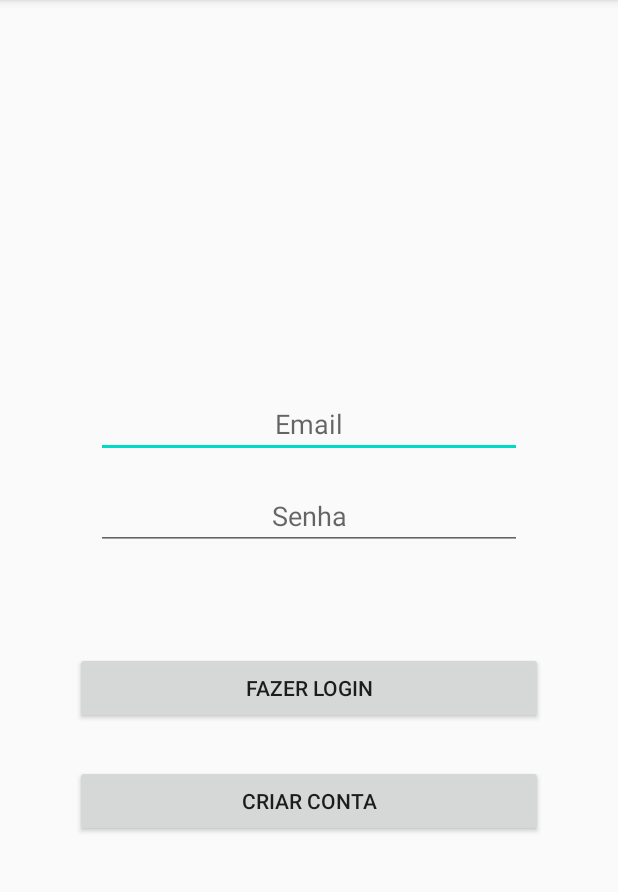
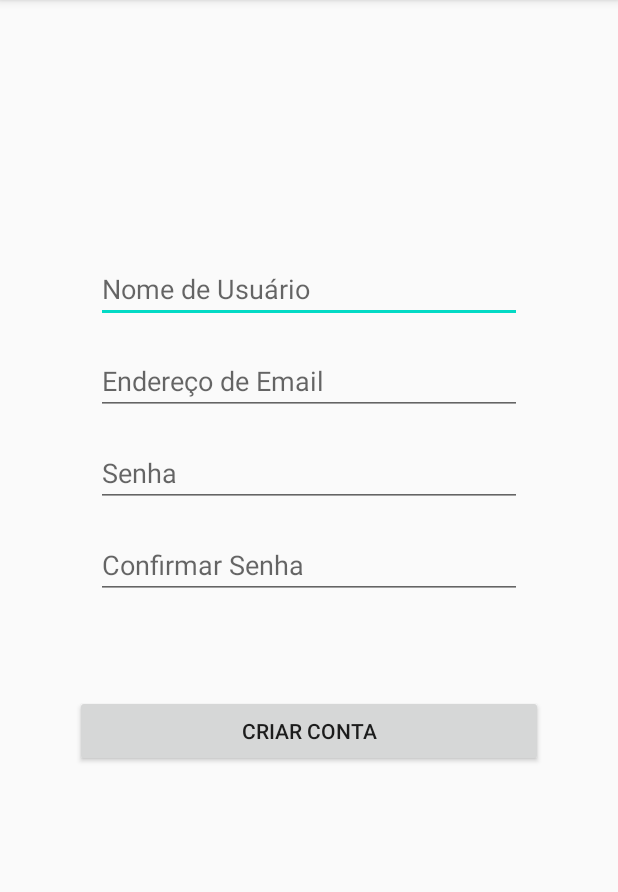
Before and after one commit to eaemenkkstudios/cancanvas-mobile, an Android app: the screen it shows after launch (LoginActivity before the commit, SignUpActivity after it), after a tap on "CRIAR CONTA", on a phone screen of 412 x 824 dp, the part 84-976 px from its top. Run offline under Robolectric (Android 15) with nearby library versions, the phone set to English and light mode, and no system bars.

Commit message:
Adiciona criação de contas e login

```diff
--- a/app/src/main/AndroidManifest.xml
+++ b/app/src/main/AndroidManifest.xml
@@ -20,6 +20,7 @@
             </intent-filter>
         </activity>
         <activity android:name=".MainActivity" />
+        <activity android:name=".SignUpActivity" />
     </application>
 
 </manifest>
--- a/app/src/main/java/studios/eaemenkk/cancanvas/LoginActivity.kt
+++ b/app/src/main/java/studios/eaemenkk/cancanvas/LoginActivity.kt
@@ -15,29 +15,9 @@ class LoginActivity : AppCompatActivity()  {
     override fun onCreate(savedInstanceState: Bundle?) {
         super.onCreate(savedInstanceState)
         setContentView(R.layout.activity_login)
-        val sharedPreferences = getSharedPreferences(packageName, MODE_PRIVATE);
-        val token = sharedPreferences.getString("token", null)
-        if(!token.isNullOrEmpty()) Toast.makeText(this, "É", Toast.LENGTH_LONG).show()
-        var client = OkHttpClient()
-        var request = Api(client)
-
-        request.GET("http://192.168.0.10:8080/hello", object: Callback {
-            override fun onResponse(call: Call, response: Response) {
-                val responseData = response.body?.string()
-                runOnUiThread {
-                    val json = JSONObject(responseData)
-                    println(json)
-                    Toast.makeText(this@LoginActivity, responseData, Toast.LENGTH_LONG).show()
-                }
-            }
-
-            override fun onFailure(call: Call, e: IOException) {
-                e.printStackTrace()
-                runOnUiThread {
-                    Toast.makeText(this@LoginActivity, e.message, Toast.LENGTH_LONG).show()
-                }
-            }
-        })
+        // val sharedPreferences = getSharedPreferences(packageName, MODE_PRIVATE);
+        // val token = sharedPreferences.getString("token", null)
+        // if(!token.isNullOrEmpty()) Toast.makeText(this, "É", Toast.LENGTH_LONG).show()
         loginBtn.setOnClickListener{ signIn() }
         loginSignupBtn.setOnClickListener{ signUp() }
     }
@@ -64,6 +44,33 @@ class LoginActivity : AppCompatActivity()  {
                 Toast.LENGTH_LONG
             ).show()
         }
+
+        var client = OkHttpClient()
+        var request = Api(client)
+        val body = JSONObject()
+        body.put("email", email)
+        body.put("pass", password)
+        request.post("/signin", body, false,  object: Callback {
+            override fun onResponse(call: Call, response: Response) {
+                runOnUiThread {
+                    val message = if (response.isSuccessful) {
+                        "Login realizado com sucesso!"
+                    } else {
+                        "Usuário e/ou senha incorretos!"
+                    }
+                    Toast.makeText(this@LoginActivity, message, Toast.LENGTH_LONG).show()
+                }
+            }
+
+            override fun onFailure(call: Call, e: IOException) {
+                e.printStackTrace()
+                runOnUiThread {
+                    Toast.makeText(this@LoginActivity, e.message, Toast.LENGTH_LONG).show()
+                }
+            }
+        })
+
+
     }
 
     private fun signUp() {
--- a/app/src/main/res/layout/activity_login.xml
+++ b/app/src/main/res/layout/activity_login.xml
@@ -58,13 +58,14 @@
         android:layout_width="0dp"
         android:layout_height="wrap_content"
         android:layout_marginStart="50dp"
+        android:layout_marginTop="16dp"
         android:layout_marginEnd="50dp"
         android:text="Criar Conta"
         app:layout_constraintBottom_toBottomOf="parent"
         app:layout_constraintEnd_toEndOf="parent"
-        app:layout_constraintHorizontal_bias="0.0"
+        app:layout_constraintHorizontal_bias="1.0"
         app:layout_constraintStart_toStartOf="parent"
         app:layout_constraintTop_toBottomOf="@+id/loginBtn"
-        app:layout_constraintVertical_bias="0.116" />
+        app:layout_constraintVertical_bias="0.0" />
 
 </androidx.constraintlayout.widget.ConstraintLayout>
--- a/app/src/main/res/layout/activity_signup.xml
+++ b/app/src/main/res/layout/activity_signup.xml
@@ -4,4 +4,76 @@
     xmlns:app="http://schemas.android.com/apk/res-auto"
     xmlns:tools="http://schemas.android.com/tools"
     android:layout_width="match_parent"
-    android:layout_height="match_parent"/>
+    android:layout_height="match_parent">
+
+    <EditText
+        android:id="@+id/signupUsername"
+        android:layout_width="0dp"
+        android:layout_height="wrap_content"
+        android:layout_marginStart="64dp"
+        android:layout_marginTop="170dp"
+        android:layout_marginEnd="64dp"
+        android:ems="10"
+        android:hint="Nome de Usuário"
+        android:inputType="textPersonName"
+        app:layout_constraintEnd_toEndOf="parent"
+        app:layout_constraintStart_toStartOf="parent"
+        app:layout_constraintTop_toTopOf="parent" />
+
+    <EditText
+        android:id="@+id/signupEmail"
+        android:layout_width="0dp"
+        android:layout_height="wrap_content"
+        android:layout_marginStart="64dp"
+        android:layout_marginTop="16dp"
+        android:layout_marginEnd="64dp"
+        android:ems="10"
+        android:hint="Endereço de Email"
+        android:inputType="textEmailAddress"
+        app:layout_constraintEnd_toEndOf="parent"
+        app:layout_constraintStart_toStartOf="parent"
+        app:layout_constraintTop_toBottomOf="@+id/signupUsername" />
+
+    <EditText
+        android:id="@+id/signupPassword"
+        android:layout_width="0dp"
+        android:layout_height="wrap_content"
+        android:layout_marginStart="64dp"
+        android:layout_marginTop="16dp"
+        android:layout_marginEnd="64dp"
+        android:ems="10"
+        android:hint="Senha"
+        android:inputType="textPassword"
+        app:layout_constraintEnd_toEndOf="parent"
+        app:layout_constraintStart_toStartOf="parent"
+        app:layout_constraintTop_toBottomOf="@+id/signupEmail" />
+
+    <EditText
+        android:id="@+id/signupConfirmPassword"
+        android:layout_width="0dp"
+        android:layout_height="wrap_content"
+        android:layout_marginStart="64dp"
+        android:layout_marginTop="16dp"
+        android:layout_marginEnd="64dp"
+        android:ems="10"
+        android:hint="Confirmar Senha"
+        android:inputType="textPassword"
+        app:layout_constraintEnd_toEndOf="parent"
+        app:layout_constraintStart_toStartOf="parent"
+        app:layout_constraintTop_toBottomOf="@+id/signupPassword" />
+
+    <Button
+        android:id="@+id/signupBtn"
+        android:layout_width="0dp"
+        android:layout_height="wrap_content"
+        android:layout_marginStart="50dp"
+        android:layout_marginTop="64dp"
+        android:layout_marginEnd="50dp"
+        android:text="Criar Conta"
+        app:layout_constraintBottom_toBottomOf="parent"
+        app:layout_constraintEnd_toEndOf="parent"
+        app:layout_constraintHorizontal_bias="1.0"
+        app:layout_constraintStart_toStartOf="parent"
+        app:layout_constraintTop_toBottomOf="@+id/signupConfirmPassword"
+        app:layout_constraintVertical_bias="0.0" />
+</androidx.constraintlayout.widget.ConstraintLayout>
```
Also changed, not shown: app/src/main/java/studios/eaemenkk/cancanvas/Api.kt (+13 -14 lines), app/src/main/java/studios/eaemenkk/cancanvas/SignUpActivity.kt (+61 -0 lines).
